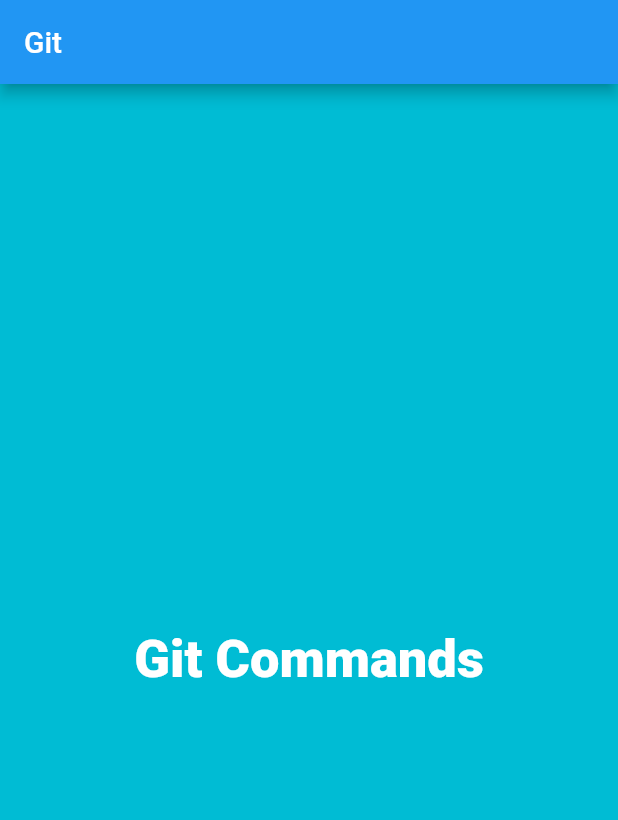
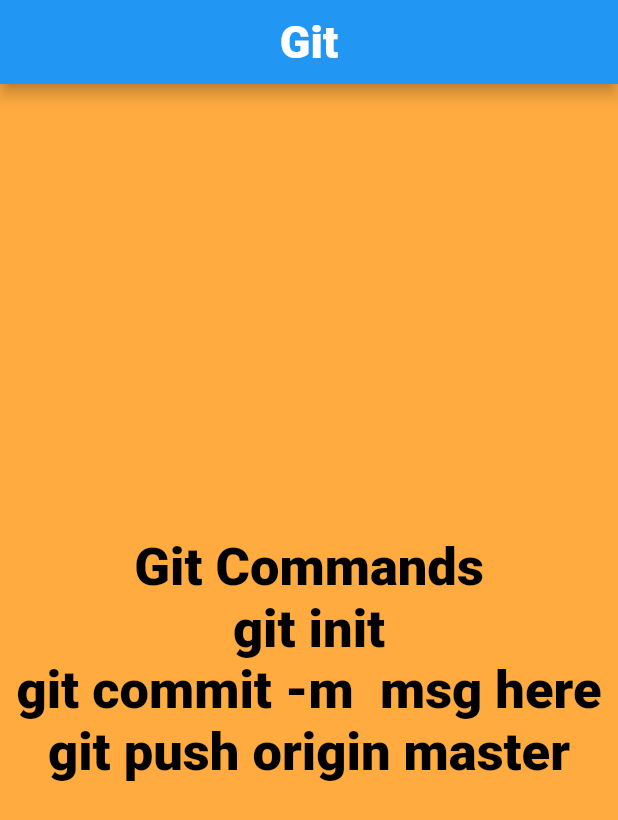
Before and after one commit to ParthZignuts/session_1, a Flutter app: the screen it shows after launch, on a phone screen of 412 x 824 dp. Shown: the top 820 px of the screen. Run offline on Flutter 3.47's test engine with Material 2 defaults, Android fonts, the phone set to English and light mode, and no system bars.

Commit message:
Adding Column and Some Git Command on it in center

```diff
--- a/lib/main.dart
+++ b/lib/main.dart
@@ -12,18 +12,53 @@
     return MaterialApp(
       debugShowCheckedModeBanner: false,
       home: Scaffold(
-        backgroundColor: Colors.cyan,
+        backgroundColor: Colors.orangeAccent,
         appBar: AppBar(
-          title: Text('Git'),
+          centerTitle: true,
+          title: Text(
+            'Git',
+            style: TextStyle(
+              color: Colors.white,
+              fontSize: 30,
+              fontWeight: FontWeight.w900,
+            ),
+          ),
         ),
         body: Center(
           child: Container(
-            child: Text(
-              "Git Commands",
-              style: TextStyle(
-                  color: Colors.white,
-                  fontWeight: FontWeight.w900,
-                  fontSize: 35),
+            child: Column(
+                  mainAxisAlignment:MainAxisAlignment.center,
+              children: [
+                Text(
+                  "Git Commands",
+                  style: TextStyle(
+                      color: Colors.black,
+                      fontWeight: FontWeight.w900,
+                      fontSize: 35),
+                ),
+                Text(
+                  "git init",
+                  style: TextStyle(
+                      color: Colors.black,
+                      fontWeight: FontWeight.w900,
+                      fontSize: 35),
+                ),
+                Text(
+                  "git commit -m  msg here",
+                  style: TextStyle(
+                      color: Colors.black,
+                      fontWeight: FontWeight.w900,
+                      fontSize: 35),
+                ),
+                Text(
+                  "git push origin master",
+                  style: TextStyle(
+                      color: Colors.black,
+                      fontWeight: FontWeight.w900,
+                      fontSize: 35),
+                ),
+
+              ],
             ),
           ),
         ),
```
